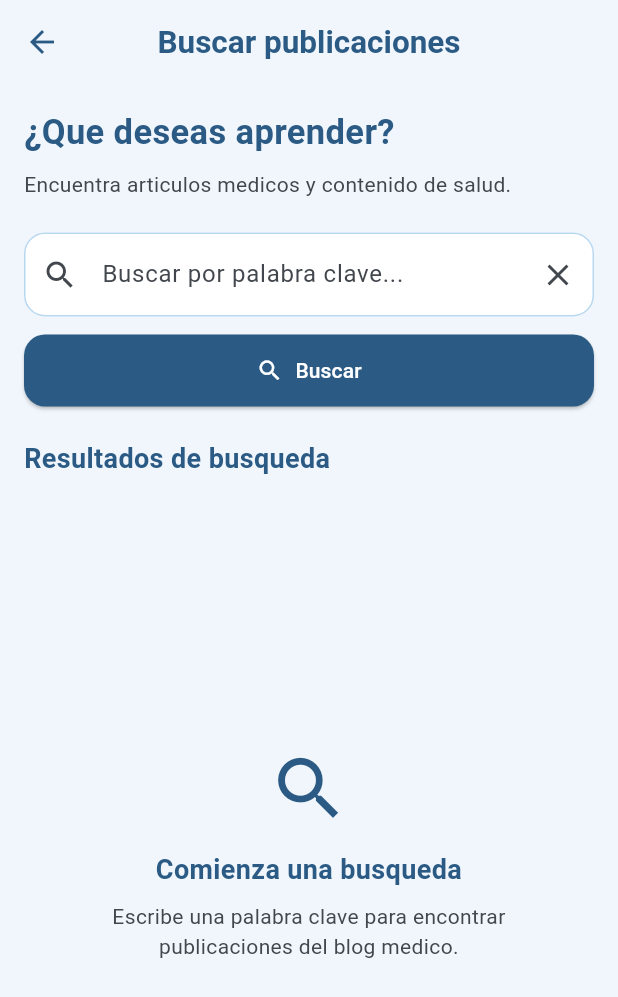
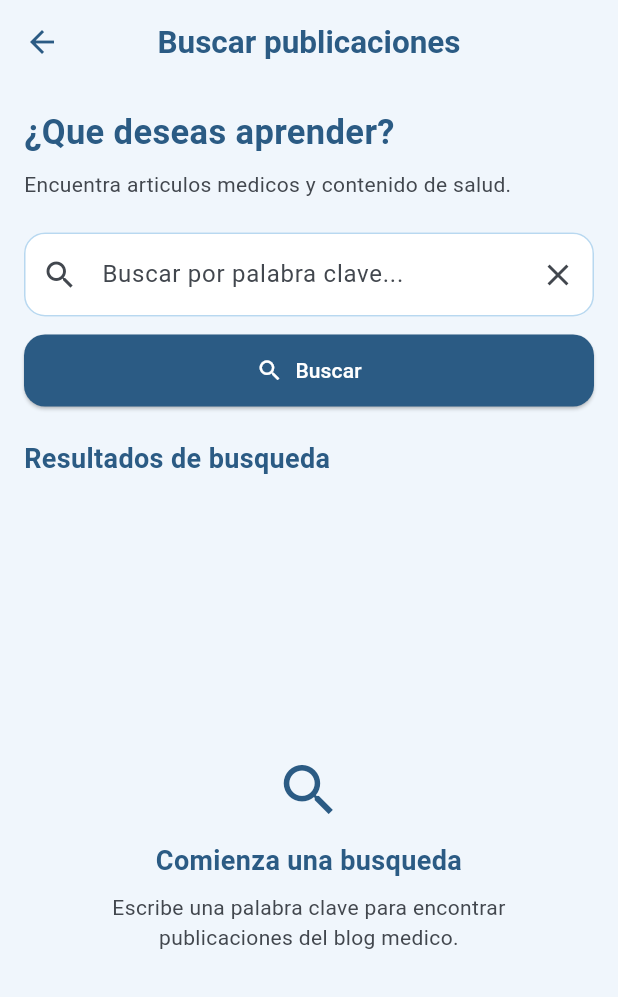
Before and after one commit to Ander067/vita-sacra, a Flutter app: the BuscarView screen opened directly, on a phone screen of 412 x 824 dp. Shown: the top 997 px of the screen. Run offline on Flutter 3.47's test engine with Material 3 defaults, Android fonts, the phone set to English and light mode, and no system bars; our stand-ins replace flutter_secure_storage; missing offline and left inert: model_viewer_plus; accounts and stored records are empty.

Commit message:
Actualizacion de Vita Sacra 1.0.0

```diff
--- a/vita_sacra_app/lib/views/buscar_view.dart
+++ b/vita_sacra_app/lib/views/buscar_view.dart
@@ -330,15 +330,15 @@ class _BuscarViewState extends State<BuscarView> {
         },
 
         child: Padding(
-          padding: const EdgeInsets.all(14),
+          padding: const EdgeInsets.all(12),
 
           child: Row(
             crossAxisAlignment: CrossAxisAlignment.center,
             children: [
               // Icono representativo del articulo.
               Container(
-                width: 65,
-                height: 65,
+                width: 55,
+                height: 55,
                 decoration: BoxDecoration(
                   color: colores.primaryContainer,
                   borderRadius: BorderRadius.circular(10),
@@ -477,16 +477,21 @@ class _BuscarViewState extends State<BuscarView> {
   }) {
     final ColorScheme colores = Theme.of(context).colorScheme;
 
-    return Center(
+    return LayoutBuilder(
+      builder: (context, restricciones) {
+        return SingleChildScrollView(
+          physics: const AlwaysScrollableScrollPhysics(),
+          child: ConstrainedBox(
+            constraints: BoxConstraints(minHeight: restricciones.maxHeight),
+            child: Center(
               child: Padding(
-        padding: const EdgeInsets.all(24),
-
+                padding: const EdgeInsets.all(16),
                 child: Column(
                   mainAxisSize: MainAxisSize.min,
                   children: [
-            Icon(icono, size: 55, color: colores.primary),
+                    Icon(icono, size: 45, color: colores.primary),
 
-            const SizedBox(height: 14),
+                    const SizedBox(height: 12),
 
                     Text(
                       titulo,
@@ -508,6 +513,10 @@ class _BuscarViewState extends State<BuscarView> {
                   ],
                 ),
               ),
+            ),
+          ),
+        );
+      },
     );
   }
 
```
Also changed, not shown: vita_sacra_app/lib/views/categorias_view.dart (+10 -8 lines), vita_sacra_app/lib/views/prueba_modelo_3d_view.dart (added, +86 -0 lines), 1 other file. Lines whose indentation alone changed are shown as unchanged.
